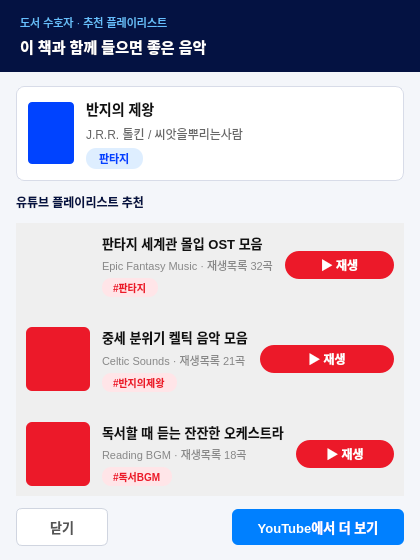
Before: the Qt Designer form ui/playlist_recommend_app.ui in KSK3939/book_recommendation, drawn with Qt 5.
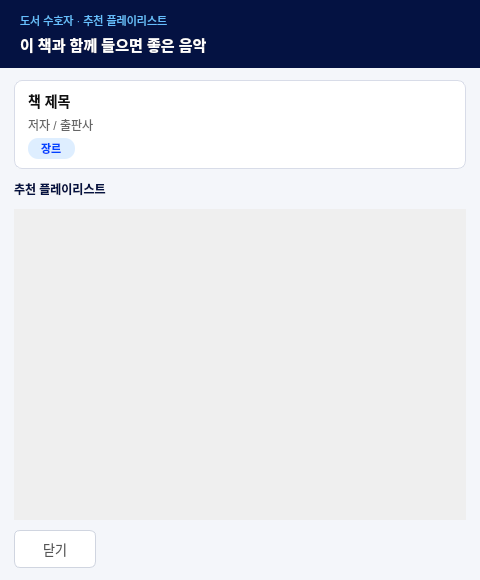
After: the same form once the commit is applied.

Diff of the .ui file:
```diff
--- a/ui/playlist_recommend_app.ui
+++ b/ui/playlist_recommend_app.ui
@@ -1,131 +1,33 @@
 <?xml version="1.0" encoding="UTF-8"?>
 <ui version="4.0">
- <class>PlaylistRecommendDialog</class>
- <widget class="QDialog" name="PlaylistRecommendDialog">
+ <class>PlaylistRecommendApp</class>
+ <widget class="QDialog" name="PlaylistRecommendApp">
   <property name="geometry">
-   <rect><x>0</x><y>0</y><width>420</width><height>560</height></rect>
+   <rect><x>0</x><y>0</y><width>480</width><height>580</height></rect>
   </property>
-  <property name="windowTitle">
-   <string>플레이리스트 추천</string>
-  </property>
+  <property name="windowTitle"><string>추천 플레이리스트</string></property>
   <property name="styleSheet">
    <string notr="true">
-QDialog#PlaylistRecommendDialog {
-    background-color: #f4f6fa;
-}
-QWidget#dialogHeader {
-    background-color: #041242;
-}
-QLabel#headerSubtitle {
-    color: #66BEFF;
-    font-size: 11px;
-    background-color: transparent;
-}
-QLabel#headerTitle {
-    color: #ffffff;
-    font-size: 15px;
-    font-weight: bold;
-    background-color: transparent;
-}
-QWidget#bookSummaryCard {
-    background-color: #ffffff;
-    border: 1px solid #d8dce8;
-    border-radius: 8px;
-}
-QLabel#bookCover {
-    background-color: #0043FF;
-    border-radius: 4px;
-}
-QLabel#bookTitleLabel {
-    font-size: 14px;
-    font-weight: bold;
-    color: #111111;
-    background-color: transparent;
-}
-QLabel#bookAuthorLabel {
-    font-size: 12px;
-    color: #666666;
-    background-color: transparent;
-}
-QLabel#genreBadge {
-    font-size: 11px;
-    font-weight: bold;
-    color: #0043FF;
-    background-color: #deeeff;
-    border-radius: 10px;
-    padding: 2px 10px;
-}
-QLabel#sectionLabel {
-    font-size: 12px;
-    font-weight: bold;
-    color: #041242;
-    background-color: transparent;
-}
-QWidget#playlistCard {
-    background-color: #ffffff;
-    border: 1px solid #d8dce8;
-    border-radius: 8px;
-}
-QWidget#playlistCard:hover {
-    border: 1px solid #0080FF;
-}
-QLabel#playlistThumb, QLabel#playlistThumb2, QLabel#playlistThumb3 {
-    background-color: #EC1929;
-    border-radius: 6px;
-}
-QLabel#playlistTitle, QLabel#playlistTitle1, QLabel#playlistTitle2, QLabel#playlistTitle3 {
-    font-size: 13px;
-    font-weight: bold;
-    color: #111111;
-    background-color: transparent;
-}
-QLabel#playlistChannel, QLabel#playlistChannel1, QLabel#playlistChannel2, QLabel#playlistChannel3 {
-    font-size: 11px;
-    color: #888888;
-    background-color: transparent;
-}
-QLabel#playlistTag, QLabel#playlistTag1, QLabel#playlistTag2, QLabel#playlistTag3 {
-    font-size: 10px;
-    font-weight: bold;
-    color: #EC1929;
-    background-color: #ffe5e8;
-    border-radius: 9px;
-    padding: 2px 8px;
-}
-QPushButton#playBtn, QPushButton#playBtn1, QPushButton#playBtn2, QPushButton#playBtn3 {
-    background-color: #EC1929;
-    color: #ffffff;
-    border: none;
-    border-radius: 14px;
-    font-size: 12px;
-    font-weight: bold;
-    min-height: 28px;
-    min-width: 60px;
-}
-QPushButton#playBtn:hover, QPushButton#playBtn1:hover, QPushButton#playBtn2:hover, QPushButton#playBtn3:hover { background-color: #c41522; }
-QPushButton#closeBtn {
-    background-color: #ffffff;
-    color: #555555;
-    border: 1px solid #d0d5e0;
-    border-radius: 6px;
-    font-size: 13px;
-    font-weight: bold;
-    min-height: 36px;
-    min-width: 90px;
-}
-QPushButton#closeBtn:hover { background-color: #f0f2f6; }
-QPushButton#openYoutubeBtn {
-    background-color: #0080FF;
-    color: #ffffff;
-    border: none;
-    border-radius: 6px;
-    font-size: 13px;
-    font-weight: bold;
-    min-height: 36px;
-    min-width: 140px;
-    padding: 0 16px;
-}
-QPushButton#openYoutubeBtn:hover { background-color: #0066cc; }
+QDialog#PlaylistRecommendApp { background-color: #f4f6fa; }
+QWidget#plHeader { background-color: #041242; }
+QLabel#plHeaderSub { color: #66BEFF; font-size: 11px; background-color: transparent; }
+QLabel#plHeaderTitle { color: #ffffff; font-size: 15px; font-weight: bold; background-color: transparent; }
+QWidget#plBookCard { background-color: #ffffff; border: 1px solid #d8dce8; border-radius: 8px; }
+QLabel#plBookTitle { font-size: 14px; font-weight: bold; color: #111111; background-color: transparent; }
+QLabel#plBookAuthor { font-size: 12px; color: #666666; background-color: transparent; }
+QLabel#plGenreBadge { font-size: 11px; font-weight: bold; color: #0043FF; background-color: #deeeff; border-radius: 10px; padding: 2px 10px; }
+QLabel#plSectionLabel { font-size: 12px; font-weight: bold; color: #041242; background-color: transparent; }
+QLabel#plCountLabel { font-size: 11px; color: #888888; background-color: transparent; }
+QWidget#plItem { background-color: #ffffff; border: 1px solid #e4e8f0; border-radius: 8px; }
+QWidget#plItemAlt { background-color: #eef1f6; border: 1px solid #e4e8f0; border-radius: 8px; }
+QLabel#plItemTitle { font-size: 13px; font-weight: bold; color: #111111; background-color: transparent; }
+QLabel#plItemDuration { font-size: 11px; color: #888888; background-color: transparent; }
+QLabel#plItemGenre { font-size: 10px; font-weight: bold; color: #EC1929; background-color: #ffe5e8; border-radius: 9px; padding: 2px 8px; }
+QPushButton#plPlayBtn { background-color: #EC1929; color: #ffffff; border: none; border-radius: 14px; font-size: 12px; font-weight: bold; min-height: 28px; min-width: 60px; }
+QPushButton#plPlayBtn:hover { background-color: #c41522; }
+QPushButton#plCloseBtn { background-color: #ffffff; color: #555555; border: 1px solid #d0d5e0; border-radius: 6px; font-size: 13px; min-height: 36px; min-width: 80px; }
+QPushButton#plCloseBtn:hover { background-color: #f0f2f6; }
+QLabel#plEmptyLabel { color: #aaaaaa; font-size: 13px; background-color: transparent; }
 QScrollArea { border: none; background-color: transparent; }
 QScrollBar:vertical { width: 6px; background: transparent; }
 QScrollBar::handle:vertical { background: #d0d5e0; border-radius: 3px; min-height: 20px; }
@@ -139,294 +41,96 @@
    <property name="rightMargin"><number>0</number></property>
    <property name="bottomMargin"><number>0</number></property>
 
-   <!-- ── Header ── -->
+   <!-- Header -->
    <item>
-    <widget class="QWidget" name="dialogHeader">
-     <property name="minimumHeight"><number>80</number></property>
-     <layout class="QVBoxLayout" name="headerLayout">
+    <widget class="QWidget" name="plHeader">
+     <property name="minimumHeight"><number>72</number></property>
+     <layout class="QVBoxLayout">
       <property name="leftMargin"><number>20</number></property>
       <property name="rightMargin"><number>20</number></property>
-      <property name="topMargin"><number>14</number></property>
-      <property name="bottomMargin"><number>14</number></property>
+      <property name="topMargin"><number>12</number></property>
+      <property name="bottomMargin"><number>12</number></property>
       <property name="spacing"><number>4</number></property>
-      <item>
-       <widget class="QLabel" name="headerSubtitle">
-        <property name="text"><string>도서 수호자 · 추천 플레이리스트</string></property>
-       </widget>
-      </item>
-      <item>
-       <widget class="QLabel" name="headerTitle">
-        <property name="text"><string>이 책과 함께 들으면 좋은 음악</string></property>
-       </widget>
-      </item>
+      <item><widget class="QLabel" name="plHeaderSub"><property name="text"><string>도서 수호자 · 추천 플레이리스트</string></property></widget></item>
+      <item><widget class="QLabel" name="plHeaderTitle"><property name="text"><string>이 책과 함께 들으면 좋은 음악</string></property></widget></item>
      </layout>
     </widget>
    </item>
 
-   <!-- ── Body ── -->
+   <!-- Body -->
    <item>
     <layout class="QVBoxLayout">
-     <property name="leftMargin"><number>16</number></property>
-     <property name="rightMargin"><number>16</number></property>
-     <property name="topMargin"><number>14</number></property>
-     <property name="bottomMargin"><number>14</number></property>
-     <property name="spacing"><number>12</number></property>
+     <property name="leftMargin"><number>14</number></property>
+     <property name="rightMargin"><number>14</number></property>
+     <property name="topMargin"><number>12</number></property>
+     <property name="bottomMargin"><number>12</number></property>
+     <property name="spacing"><number>10</number></property>
 
-     <!-- 선택한 책 정보 -->
+     <!-- 책 정보 카드 -->
      <item>
-      <widget class="QWidget" name="bookSummaryCard">
-       <layout class="QHBoxLayout" name="bookSummaryLayout">
-        <property name="leftMargin"><number>12</number></property>
-        <property name="rightMargin"><number>12</number></property>
-        <property name="topMargin"><number>12</number></property>
-        <property name="bottomMargin"><number>12</number></property>
-        <property name="spacing"><number>12</number></property>
+      <widget class="QWidget" name="plBookCard">
+       <layout class="QVBoxLayout">
+        <property name="leftMargin"><number>14</number></property>
+        <property name="rightMargin"><number>14</number></property>
+        <property name="topMargin"><number>10</number></property>
+        <property name="bottomMargin"><number>10</number></property>
+        <property name="spacing"><number>4</number></property>
+        <item><widget class="QLabel" name="plBookTitle"><property name="text"><string>책 제목</string></property></widget></item>
+        <item><widget class="QLabel" name="plBookAuthor"><property name="text"><string>저자 / 출판사</string></property></widget></item>
         <item>
-         <widget class="QLabel" name="bookCover">
-          <property name="minimumSize"><size><width>46</width><height>62</height></size></property>
-          <property name="maximumSize"><size><width>46</width><height>62</height></size></property>
-         </widget>
-        </item>
-        <item>
-         <layout class="QVBoxLayout">
-          <property name="spacing"><number>5</number></property>
+         <layout class="QHBoxLayout">
           <item>
-           <widget class="QLabel" name="bookTitleLabel">
-            <property name="text"><string>반지의 제왕</string></property>
+           <widget class="QLabel" name="plGenreBadge">
+            <property name="text"><string>장르</string></property>
+            <property name="sizePolicy">
+             <sizepolicy hsizetype="Maximum" vsizetype="Fixed"><horstretch>0</horstretch><verstretch>0</verstretch></sizepolicy>
+            </property>
            </widget>
           </item>
-          <item>
-           <widget class="QLabel" name="bookAuthorLabel">
-            <property name="text"><string>J.R.R. 톨킨 / 씨앗을뿌리는사람</string></property>
-           </widget>
-          </item>
-          <item>
-           <layout class="QHBoxLayout">
-            <item>
-             <widget class="QLabel" name="genreBadge">
-              <property name="text"><string>판타지</string></property>
-              <property name="sizePolicy">
-               <sizepolicy hsizetype="Maximum" vsizetype="Fixed">
-                <horstretch>0</horstretch>
-                <verstretch>0</verstretch>
-               </sizepolicy>
-              </property>
-             </widget>
-            </item>
-            <item>
-             <spacer>
-              <property name="orientation"><enum>Qt::Horizontal</enum></property>
-              <property name="sizeHint" stdset="0"><size><width>40</width><height>20</height></size></property>
-             </spacer>
-            </item>
-           </layout>
-          </item>
+          <item><spacer><property name="orientation"><enum>Qt::Horizontal</enum></property><property name="sizeHint" stdset="0"><size><width>40</width><height>20</height></size></property></spacer></item>
          </layout>
         </item>
        </layout>
       </widget>
      </item>
 
-     <!-- 섹션 라벨 -->
+     <!-- 섹션 헤더 -->
      <item>
-      <widget class="QLabel" name="sectionLabel">
-       <property name="text"><string>유튜브 플레이리스트 추천</string></property>
-      </widget>
+      <layout class="QHBoxLayout">
+       <item><widget class="QLabel" name="plSectionLabel"><property name="text"><string>추천 플레이리스트</string></property></widget></item>
+       <item><spacer><property name="orientation"><enum>Qt::Horizontal</enum></property><property name="sizeHint" stdset="0"><size><width>40</width><height>20</height></size></property></spacer></item>
+       <item><widget class="QLabel" name="plCountLabel"><property name="text"><string></string></property></widget></item>
+      </layout>
      </item>
 
      <!-- 플레이리스트 스크롤 영역 -->
      <item>
-      <widget class="QScrollArea" name="playlistScrollArea">
+      <widget class="QScrollArea" name="plScrollArea">
        <property name="widgetResizable"><bool>true</bool></property>
-       <widget class="QWidget" name="playlistScrollContent">
-        <property name="geometry"><rect><x>0</x><y>0</y><width>380</width><height>400</height></rect></property>
-        <layout class="QVBoxLayout" name="playlistListLayout">
-         <property name="spacing"><number>10</number></property>
+       <property name="minimumHeight"><number>340</number></property>
+       <widget class="QWidget" name="plScrollContent">
+        <property name="geometry"><rect><x>0</x><y>0</y><width>440</width><height>320</height></rect></property>
+        <layout class="QVBoxLayout" name="plListLayout">
+         <property name="spacing"><number>8</number></property>
          <property name="leftMargin"><number>0</number></property>
          <property name="topMargin"><number>0</number></property>
          <property name="rightMargin"><number>0</number></property>
          <property name="bottomMargin"><number>0</number></property>
-
-         <!-- Playlist Item 1 -->
-         <item>
-          <widget class="QWidget" name="playlistCard1">
-           <layout class="QHBoxLayout">
-            <property name="leftMargin"><number>10</number></property>
-            <property name="rightMargin"><number>10</number></property>
-            <property name="topMargin"><number>10</number></property>
-            <property name="bottomMargin"><number>10</number></property>
-            <property name="spacing"><number>12</number></property>
-            <item>
-             <widget class="QLabel" name="playlistThumb1">
-              <property name="minimumSize"><size><width>64</width><height>64</height></size></property>
-              <property name="maximumSize"><size><width>64</width><height>64</height></size></property>
-             </widget>
-            </item>
-            <item>
-             <layout class="QVBoxLayout">
-              <property name="spacing"><number>4</number></property>
-              <item>
-               <widget class="QLabel" name="playlistTitle1">
-                <property name="text"><string>판타지 세계관 몰입 OST 모음</string></property>
-               </widget>
-              </item>
-              <item>
-               <widget class="QLabel" name="playlistChannel1">
-                <property name="text"><string>Epic Fantasy Music · 재생목록 32곡</string></property>
-               </widget>
-              </item>
-              <item>
-               <widget class="QLabel" name="playlistTag1">
-                <property name="text"><string>#판타지</string></property>
-                <property name="sizePolicy">
-                 <sizepolicy hsizetype="Maximum" vsizetype="Fixed">
-                  <horstretch>0</horstretch>
-                  <verstretch>0</verstretch>
-                 </sizepolicy>
-                </property>
-               </widget>
-              </item>
-             </layout>
-            </item>
-            <item>
-             <widget class="QPushButton" name="playBtn1">
-              <property name="text"><string>▶ 재생</string></property>
-             </widget>
-            </item>
-           </layout>
-          </widget>
-         </item>
-
-         <!-- Playlist Item 2 -->
-         <item>
-          <widget class="QWidget" name="playlistCard2">
-           <layout class="QHBoxLayout">
-            <property name="leftMargin"><number>10</number></property>
-            <property name="rightMargin"><number>10</number></property>
-            <property name="topMargin"><number>10</number></property>
-            <property name="bottomMargin"><number>10</number></property>
-            <property name="spacing"><number>12</number></property>
-            <item>
-             <widget class="QLabel" name="playlistThumb2">
-              <property name="minimumSize"><size><width>64</width><height>64</height></size></property>
-              <property name="maximumSize"><size><width>64</width><height>64</height></size></property>
-             </widget>
-            </item>
-            <item>
-             <layout class="QVBoxLayout">
-              <property name="spacing"><number>4</number></property>
-              <item>
-               <widget class="QLabel" name="playlistTitle2">
-                <property name="text"><string>중세 분위기 켈틱 음악 모음</string></property>
-               </widget>
-              </item>
-              <item>
-               <widget class="QLabel" name="playlistChannel2">
-                <property name="text"><string>Celtic Sounds · 재생목록 21곡</string></property>
-               </widget>
-              </item>
-              <item>
-               <widget class="QLabel" name="playlistTag2">
-                <property name="text"><string>#반지의제왕</string></property>
-                <property name="sizePolicy">
-                 <sizepolicy hsizetype="Maximum" vsizetype="Fixed">
-                  <horstretch>0</horstretch>
-                  <verstretch>0</verstretch>
-                 </sizepolicy>
-                </property>
-               </widget>
-              </item>
-             </layout>
-            </item>
-            <item>
-             <widget class="QPushButton" name="playBtn2">
-              <property name="text"><string>▶ 재생</string></property>
-             </widget>
-            </item>
-           </layout>
-          </widget>
-         </item>
-
-         <!-- Playlist Item 3 -->
-         <item>
-          <widget class="QWidget" name="playlistCard3">
-           <layout class="QHBoxLayout">
-            <property name="leftMargin"><number>10</number></property>
-            <property name="rightMargin"><number>10</number></property>
-            <property name="topMargin"><number>10</number></property>
-            <property name="bottomMargin"><number>10</number></property>
-            <property name="spacing"><number>12</number></property>
-            <item>
-             <widget class="QLabel" name="playlistThumb3">
-              <property name="minimumSize"><size><width>64</width><height>64</height></size></property>
-              <property name="maximumSize"><size><width>64</width><height>64</height></size></property>
-             </widget>
-            </item>
-            <item>
-             <layout class="QVBoxLayout">
-              <property name="spacing"><number>4</number></property>
-              <item>
-               <widget class="QLabel" name="playlistTitle3">
-                <property name="text"><string>독서할 때 듣는 잔잔한 오케스트라</string></property>
-               </widget>
-              </item>
-              <item>
-               <widget class="QLabel" name="playlistChannel3">
-                <property name="text"><string>Reading BGM · 재생목록 18곡</string></property>
-               </widget>
-              </item>
-              <item>
-               <widget class="QLabel" name="playlistTag3">
-                <property name="text"><string>#독서BGM</string></property>
-                <property name="sizePolicy">
-                 <sizepolicy hsizetype="Maximum" vsizetype="Fixed">
-                  <horstretch>0</horstretch>
-                  <verstretch>0</verstretch>
-                 </sizepolicy>
-                </property>
-               </widget>
-              </item>
-             </layout>
-            </item>
-            <item>
-             <widget class="QPushButton" name="playBtn3">
-              <property name="text"><string>▶ 재생</string></property>
-             </widget>
-            </item>
-           </layout>
-          </widget>
-         </item>
-
         </layout>
        </widget>
       </widget>
      </item>
 
-     <!-- 하단 버튼 -->
+     <!-- 닫기 버튼 -->
      <item>
-      <layout class="QHBoxLayout" name="footerLayout">
-       <item>
-        <widget class="QPushButton" name="closeBtn">
-         <property name="text"><string>닫기</string></property>
-        </widget>
-       </item>
-       <item>
-        <spacer>
-         <property name="orientation"><enum>Qt::Horizontal</enum></property>
-         <property name="sizeHint" stdset="0"><size><width>40</width><height>20</height></size></property>
-        </spacer>
-       </item>
-       <item>
-        <widget class="QPushButton" name="openYoutubeBtn">
-         <property name="text"><string>YouTube에서 더 보기</string></property>
-        </widget>
-       </item>
+      <layout class="QHBoxLayout">
+       <item><widget class="QPushButton" name="plCloseBtn"><property name="text"><string>닫기</string></property></widget></item>
+       <item><spacer><property name="orientation"><enum>Qt::Horizontal</enum></property><property name="sizeHint" stdset="0"><size><width>40</width><height>20</height></size></property></spacer></item>
       </layout>
      </item>
 
     </layout>
    </item>
-
   </layout>
  </widget>
  <resources/>
```
